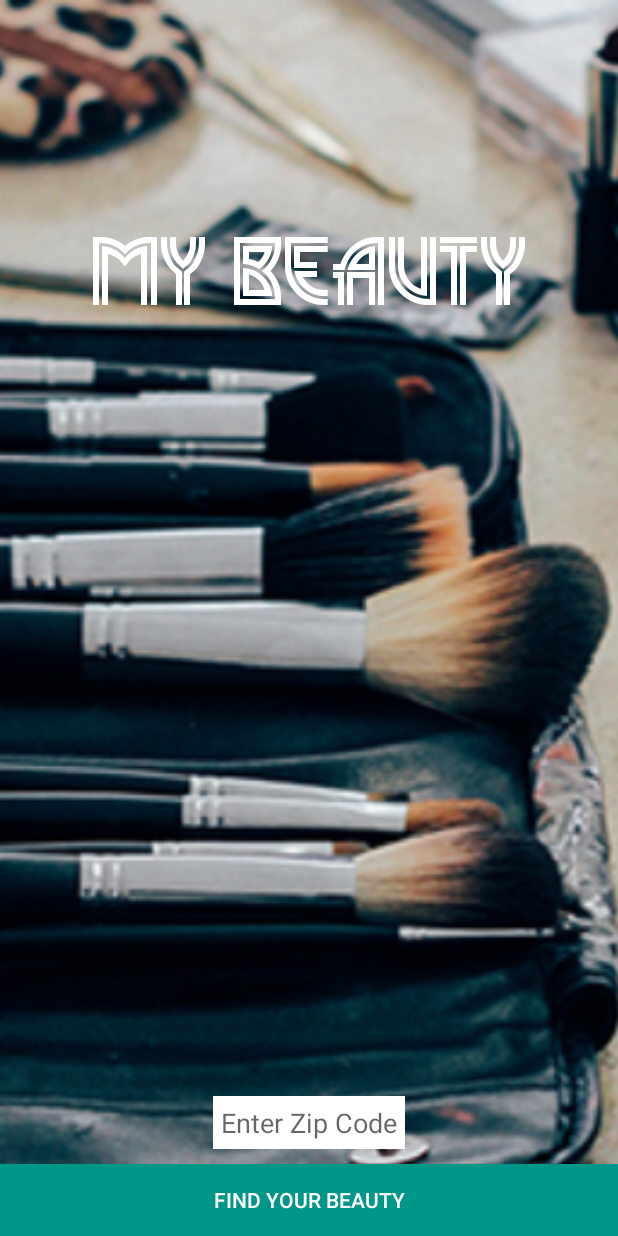
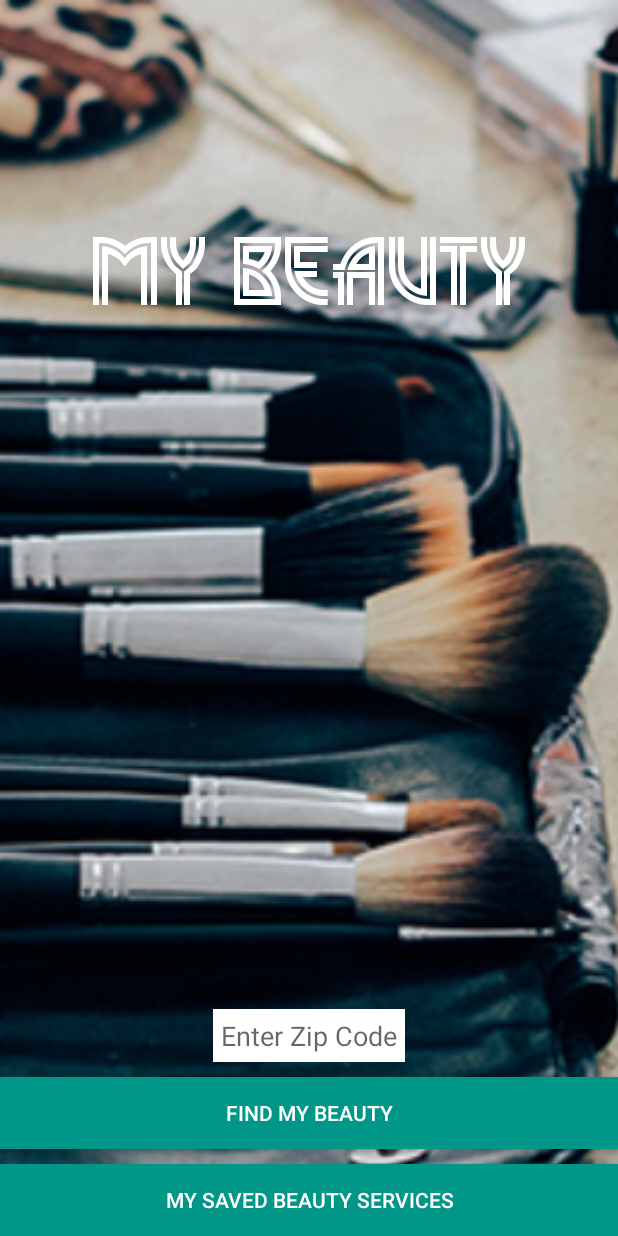
Before and after one commit to LATAEVIA/Find-Your-Beauty, an Android app: the screen it shows after launch (MainActivity), on a phone screen of 412 x 824 dp. Run offline under Robolectric (Android 15) with nearby library versions, the phone set to English and light mode, and no system bars; our stand-ins replace ButterKnife, Firebase (no records; nobody signed in at launch, a user with empty details on screens opened directly).

Commit message:
commit changes

```diff
--- a/app/src/main/java/com/lataeviaberry/mybeauty/adapter/FirebaseBeautyViewHolder.java
+++ b/app/src/main/java/com/lataeviaberry/mybeauty/adapter/FirebaseBeautyViewHolder.java
@@ -56,7 +56,7 @@ public class FirebaseBeautyViewHolder extends RecyclerView.ViewHolder implements
     @Override
     public void onClick(View view) {
         final ArrayList<Beauty> beautys = new ArrayList<>();
-        DatabaseReference ref = FirebaseDatabase.getInstance().getReference(Constants.FIREBASE_CHILD_RESTAURANTS);
+        DatabaseReference ref = FirebaseDatabase.getInstance().getReference(Constants.FIREBASE_CHILD_BEAUTYS);
         ref.addListenerForSingleValueEvent(new ValueEventListener() {
 
             @Override
--- a/app/src/main/java/com/lataeviaberry/mybeauty/ui/MainActivity.java
+++ b/app/src/main/java/com/lataeviaberry/mybeauty/ui/MainActivity.java
@@ -31,8 +31,8 @@ public class MainActivity extends AppCompatActivity implements View.OnClickListe
     private ValueEventListener mSearchedLocationReferenceListener;
     @Bind(R.id.findBeautyButton) Button mFindBeautyButton;
     @Bind(R.id.zipCodeEditText) EditText mZipCodeEditText;
-    @Bind(R.id.appNameTextView)
-    TextView mAppNameTextView;
+    @Bind(R.id.appNameTextView) TextView mAppNameTextView;
+    @Bind(R.id.savedBeautysButton) Button mSavedBeautysButton;
 
     @Override
     protected void onCreate(Bundle savedInstanceState) {
@@ -65,6 +65,8 @@ public class MainActivity extends AppCompatActivity implements View.OnClickListe
 //        mEditor = mSharedPreferences.edit();
 
         mFindBeautyButton.setOnClickListener(this);
+        mSavedBeautysButton.setOnClickListener(this);
+
     }
 
     @Override
@@ -81,6 +83,11 @@ public class MainActivity extends AppCompatActivity implements View.OnClickListe
             intent.putExtra("zipCode", zipCode);
             startActivity(intent);
         }
+
+        if (v == mSavedBeautysButton) {
+            Intent intent = new Intent(MainActivity.this, SavedBeautyListActivity.class);
+            startActivity(intent);
+        }
     }
     public void saveLocationToFirebase(String location) {
         mSearchedLocationReference.push().setValue(location);
--- a/app/src/main/java/com/lataeviaberry/mybeauty/ui/SavedBeautyListActivity.java
+++ b/app/src/main/java/com/lataeviaberry/mybeauty/ui/SavedBeautyListActivity.java
@@ -20,8 +20,7 @@ public class SavedBeautyListActivity extends AppCompatActivity {
     private DatabaseReference mBeautyReference;
     private FirebaseRecyclerAdapter mFirebaseAdapter;
 
-    @Bind(R.id.recyclerView)
-    RecyclerView mRecyclerView;
+    @Bind(R.id.recyclerView) RecyclerView mRecyclerView;
 
     @Override
     protected void onCreate(Bundle savedInstanceState) {
--- a/app/src/main/res/layout/activity_main.xml
+++ b/app/src/main/res/layout/activity_main.xml
@@ -44,12 +44,26 @@
     <Button
         android:layout_width="match_parent"
         android:layout_height="wrap_content"
-        android:text="Find Your Beauty"
+        android:text="My Saved Beauty Services"
+        android:id="@+id/savedBeautysButton"
+        android:background="@color/colorAccent"
+        android:textColor="@color/colorTextIcons"
+        android:visibility="visible"
+        android:layout_alignParentBottom="true"
+        android:layout_alignParentLeft="true"
+        android:layout_alignParentStart="true"/>
+
+    <Button
+        android:layout_width="match_parent"
+        android:layout_height="wrap_content"
+        android:text="Find My Beauty"
         android:id="@+id/findBeautyButton"
         android:background="@color/colorAccent"
         android:textColor="@color/colorTextIcons"
-        android:layout_alignParentBottom="true"
+        android:visibility="visible"
+        android:layout_above="@+id/savedBeautysButton"
         android:layout_alignParentLeft="true"
-        android:layout_alignParentStart="true" />
+        android:layout_alignParentStart="true"
+        android:layout_marginBottom="10dp" />
 
 </RelativeLayout>
--- a/app/src/main/res/layout/beauty_list_item.xml
+++ b/app/src/main/res/layout/beauty_list_item.xml
@@ -32,7 +32,7 @@
             android:layout_height="wrap_content"
             android:text="One Service Type"
             android:id="@+id/categoryTextView"
-            android:layout_below="@+id/beautyNameTextViewNameTextView"
+            android:layout_below="@+id/beautyNameTextView"
             android:layout_alignParentLeft="true"
             android:layout_alignParentStart="true"
             android:textStyle="italic"/>
```
